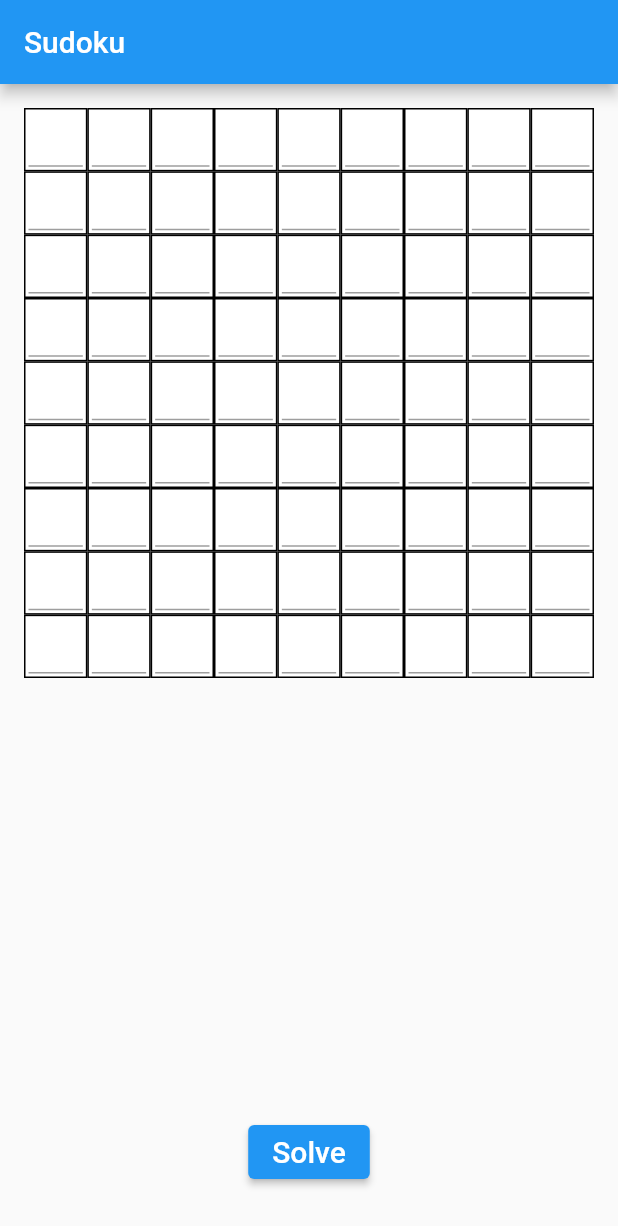
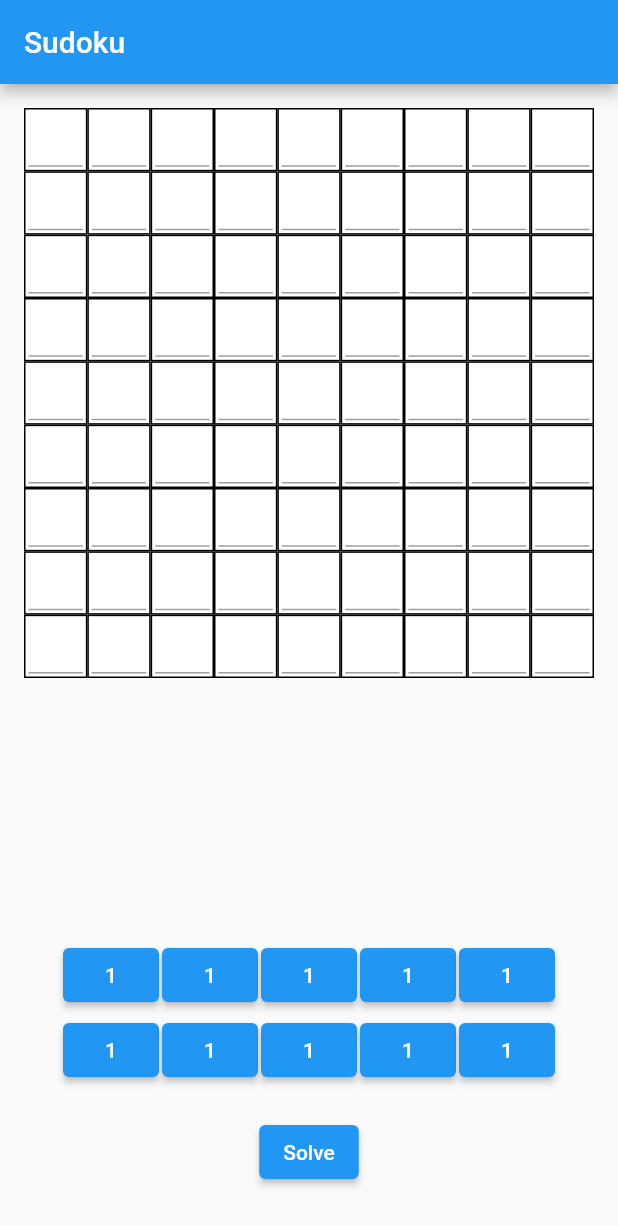
Before and after one commit to danielsalazar30/sudoku, a Flutter app: the screen it shows after launch, on a phone screen of 412 x 824 dp. Shown: the top 1226 px of the screen. Run offline on Flutter 3.47's test engine with Material 2 defaults, Android fonts, the phone set to English and light mode, and no system bars; missing offline and left inert: sudoku_solver_generator.

```diff
--- /dev/null
+++ b/lib/elevated-button.dart
@@ -0,0 +1,16 @@
+import 'package:flutter/material.dart';
+
+class CustomElevatedButton extends StatelessWidget {
+  final String buttonText;
+  const CustomElevatedButton({super.key, required this.buttonText});
+
+  @override
+  Widget build(BuildContext context) {
+    return ElevatedButton(
+        onPressed: () {},
+        child: Text(
+          buttonText,
+          style: const TextStyle(fontSize: 14.0),
+        ));
+  }
+}
--- a/lib/main.dart
+++ b/lib/main.dart
@@ -2,6 +2,8 @@ import 'dart:developer';
 
 import 'package:flutter/material.dart';
 import 'package:sudoku_solver_generator/sudoku_solver_generator.dart';
+
+import 'elevated-button.dart';
 
 void main() => runApp(const MyApp());
 
@@ -28,17 +30,6 @@ class SudokuPage extends StatefulWidget {
 }
 
 class _SudokuPageState extends State<SudokuPage> {
-  // List<List<int>> sudoku = [
-  //   [5, 3, 0, 0, 7, 0, 0, 0, 0],
-  //   [6, 0, 0, 1, 9, 5, 0, 0, 0],
-  //   [0, 9, 8, 0, 0, 0, 0, 6, 0],
-  //   [8, 0, 0, 0, 6, 0, 0, 0, 3],
-  //   [4, 0, 0, 8, 0, 3, 0, 0, 1],
-  //   [7, 0, 0, 0, 2, 0, 0, 0, 6],
-  //   [0, 6, 0, 0, 0, 0, 2, 8, 0],
-  //   [0, 0, 0, 4, 1, 9, 0, 0, 5],
-  //   [0, 0, 0, 0, 8, 0, 0, 7, 9]
-  // ];
   List<List<int>> sudoku = [];
   List<List<int>> sudokuSolved = [];
   List<List<List<int>>> sudokuGenerated = [];
@@ -103,7 +94,7 @@ class _SudokuPageState extends State<SudokuPage> {
                                   : sudoku[row][col].toString()
                               : ''),
                       style: const TextStyle(
-                        fontSize: 20.0,
+                        fontSize: 14.0,
                         fontWeight: FontWeight.bold,
                       ),
                       textAlign: TextAlign.center,
@@ -128,13 +119,95 @@ class _SudokuPageState extends State<SudokuPage> {
               ),
             ),
             Container(
+              padding: const EdgeInsets.all(4.0),
+              child: Wrap(
+                spacing: 2,
+                runSpacing: 2,
+                children: [
+                  const CustomElevatedButton(buttonText: "1"),
+                  ElevatedButton(
+                      onPressed: () {},
+                      child: const Text(
+                        "1",
+                        style: TextStyle(
+                          fontSize: 14.0,
+                        ),
+                      )),
+                  ElevatedButton(
+                      onPressed: () {},
+                      child: const Text(
+                        "1",
+                        style: TextStyle(
+                          fontSize: 14.0,
+                        ),
+                      )),
+                  ElevatedButton(
+                      onPressed: () {},
+                      child: const Text(
+                        "1",
+                        style: TextStyle(
+                          fontSize: 14.0,
+                        ),
+                      )),
+                  ElevatedButton(
+                      onPressed: () {},
+                      child: const Text(
+                        "1",
+                        style: TextStyle(
+                          fontSize: 14.0,
+                        ),
+                      )),
+                  ElevatedButton(
+                      onPressed: () {},
+                      child: const Text(
+                        "1",
+                        style: TextStyle(
+                          fontSize: 14.0,
+                        ),
+                      )),
+                  ElevatedButton(
+                      onPressed: () {},
+                      child: const Text(
+                        "1",
+                        style: TextStyle(
+                          fontSize: 14.0,
+                        ),
+                      )),
+                  ElevatedButton(
+                      onPressed: () {},
+                      child: const Text(
+                        "1",
+                        style: TextStyle(
+                          fontSize: 14.0,
+                        ),
+                      )),
+                  ElevatedButton(
+                      onPressed: () {},
+                      child: const Text(
+                        "1",
+                        style: TextStyle(
+                          fontSize: 14.0,
+                        ),
+                      )),
+                  ElevatedButton(
+                      onPressed: () {},
+                      child: const Text(
+                        "1",
+                        style: TextStyle(
+                          fontSize: 14.0,
+                        ),
+                      )),
+                ],
+              ),
+            ),
+            Container(
               padding: const EdgeInsets.all(16.0),
               child: ElevatedButton(
                 onPressed: () {},
                 child: const Text(
                   "Solve",
                   style: TextStyle(
-                    fontSize: 20.0,
+                    fontSize: 14.0,
                   ),
                 ),
               ),
```
